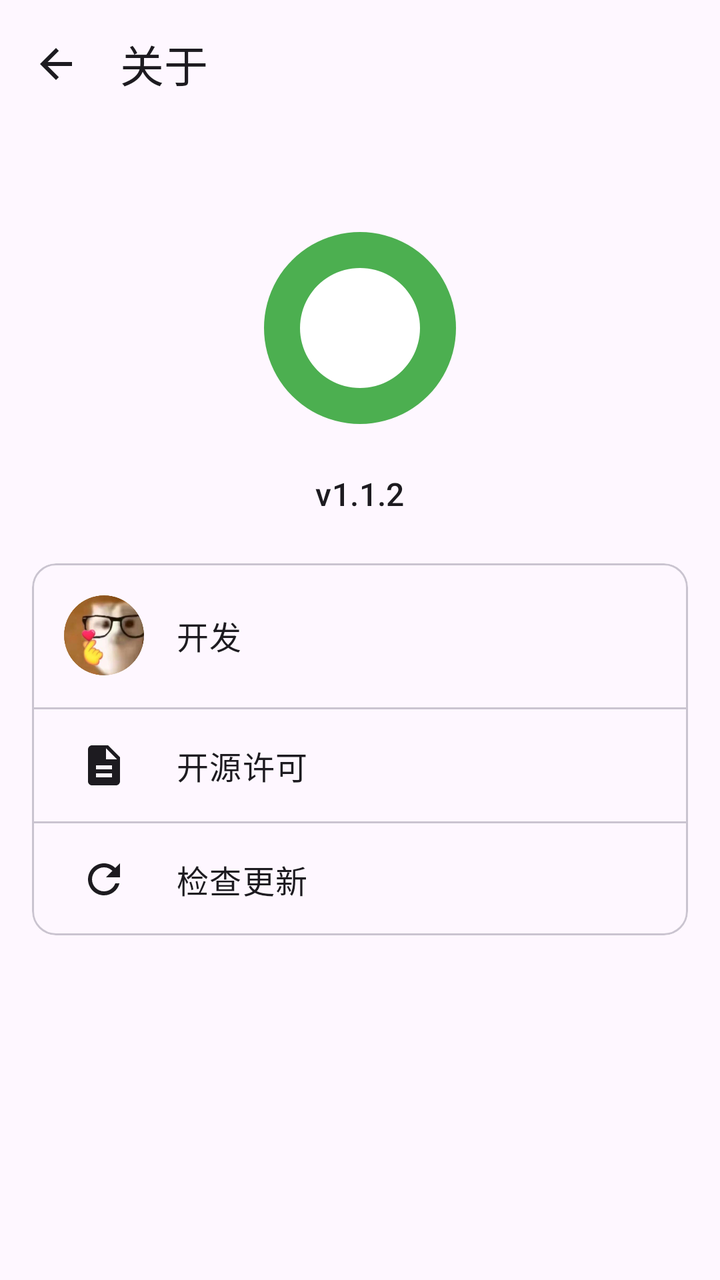
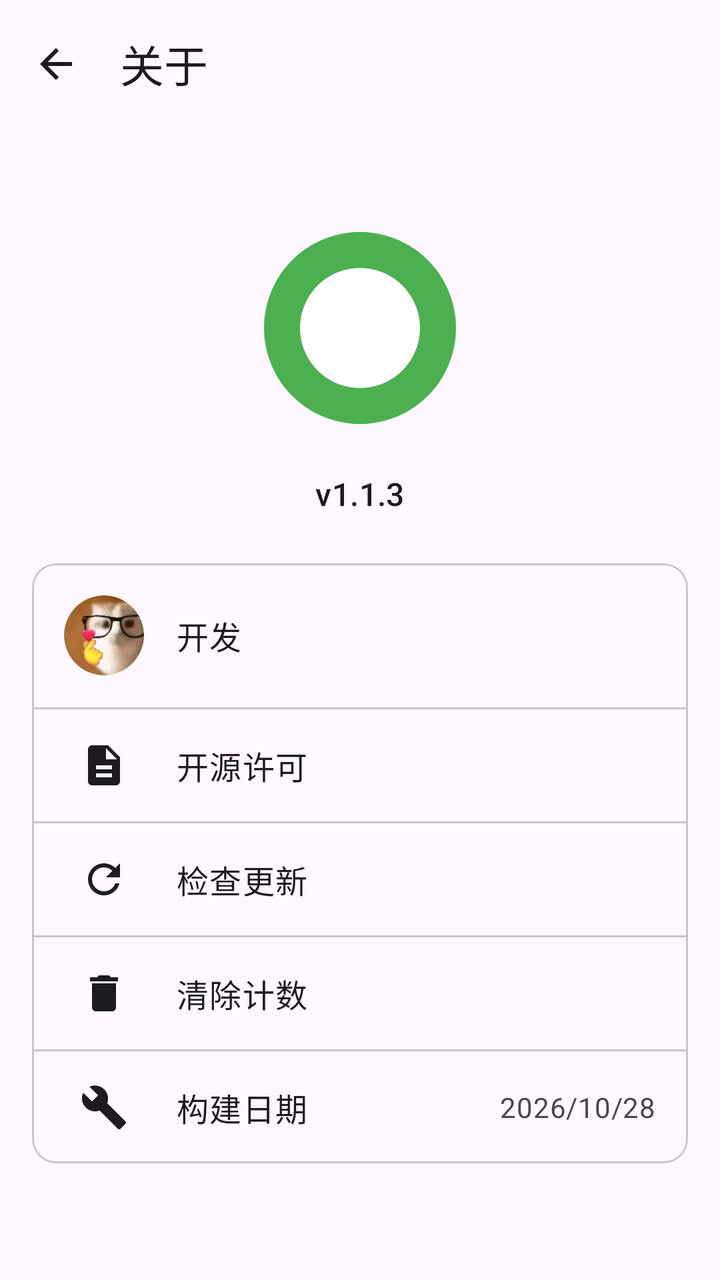

The first picture is an Android layout as it rendered before a commit; the second is the same layout after the commit. The layout source and the unified diff follow.
<!-- AndroidManifest.xml: application theme AppTheme -->
<!-- res/layout/activity_about.xml -->
<?xml version="1.0" encoding="utf-8"?>
<LinearLayout xmlns:android="http://schemas.android.com/apk/res/android"
    xmlns:app="http://schemas.android.com/apk/res-auto"
    android:layout_width="match_parent"
    android:layout_height="match_parent"
    android:background="?android:attr/colorBackground"
    android:orientation="vertical">

    <com.google.android.material.appbar.MaterialToolbar
        android:id="@+id/toolbar"
        android:layout_width="match_parent"
        android:layout_height="?attr/actionBarSize"
        app:navigationIcon="@drawable/ic_arrow_back"
        app:title="@string/about" />

    <ScrollView
        android:layout_width="match_parent"
        android:layout_height="match_parent">

        <LinearLayout
            android:layout_width="match_parent"
            android:layout_height="wrap_content"
            android:orientation="vertical"
            android:padding="16dp">

            <ImageView
                android:id="@+id/aboutImage"
                android:layout_width="120dp"
                android:layout_height="120dp"
                android:layout_gravity="center_horizontal"
                android:layout_marginTop="24dp"
                android:contentDescription="@string/about"
                android:scaleType="fitCenter"
                android:src="@drawable/center_image_default" />

            <TextView
                android:id="@+id/aboutImageCaption"
                android:layout_width="wrap_content"
                android:layout_height="wrap_content"
                android:layout_gravity="center_horizontal"
                android:layout_marginTop="12dp"
                android:text="@string/about_source_code"
                android:textAppearance="?attr/textAppearanceTitleMedium" />

            <com.google.android.material.card.MaterialCardView
                android:layout_width="match_parent"
                android:layout_height="wrap_content"
                android:layout_marginTop="24dp"
                app:cardCornerRadius="12dp"
                app:cardElevation="0dp">

                <LinearLayout
                    android:layout_width="match_parent"
                    android:layout_height="wrap_content"
                    android:orientation="vertical">

                    <LinearLayout
                        android:id="@+id/rowDeveloper"
                        android:layout_width="match_parent"
                        android:layout_height="wrap_content"
                        android:background="?attr/selectableItemBackground"
                        android:gravity="center_vertical"
                        android:orientation="horizontal"
                        android:padding="16dp">

                        <ImageView
                            android:layout_width="40dp"
                            android:layout_height="40dp"
                            android:contentDescription="@string/about_developer"
                            android:src="@drawable/about_avatar" />

                        <TextView
                            android:layout_width="0dp"
                            android:layout_height="wrap_content"
                            android:layout_marginStart="16dp"
                            android:layout_weight="1"
                            android:text="@string/about_developer"
                            android:textAppearance="?attr/textAppearanceBodyLarge" />
                    </LinearLayout>

                    <View
                        android:layout_width="match_parent"
                        android:layout_height="1dp"
                        android:background="?attr/colorOutlineVariant" />

                    <LinearLayout
                        android:id="@+id/rowLicense"
                        android:layout_width="match_parent"
                        android:layout_height="wrap_content"
                        android:background="?attr/selectableItemBackground"
                        android:gravity="center_vertical"
                        android:orientation="horizontal"
                        android:padding="16dp">

                        <ImageView
                            android:layout_width="24dp"
                            android:layout_height="24dp"
                            android:layout_marginStart="8dp"
                            android:contentDescription="@string/about_license"
                            android:src="@drawable/ic_description" />

                        <TextView
                            android:layout_width="0dp"
                            android:layout_height="wrap_content"
                            android:layout_marginStart="24dp"
                            android:layout_weight="1"
                            android:text="@string/about_license"
                            android:textAppearance="?attr/textAppearanceBodyLarge" />
                    </LinearLayout>

                    <View
                        android:layout_width="match_parent"
                        android:layout_height="1dp"
                        android:background="?attr/colorOutlineVariant" />

                    <LinearLayout
                        android:id="@+id/rowUpdate"
                        android:layout_width="match_parent"
                        android:layout_height="wrap_content"
                        android:background="?attr/selectableItemBackground"
                        android:gravity="center_vertical"
                        android:orientation="horizontal"
                        android:padding="16dp">

                        <ImageView
                            android:layout_width="24dp"
                            android:layout_height="24dp"
                            android:layout_marginStart="8dp"
                            android:contentDescription="@string/about_check_update"
                            android:src="@drawable/ic_refresh" />

                        <TextView
                            android:layout_width="0dp"
                            android:layout_height="wrap_content"
                            android:layout_marginStart="24dp"
                            android:layout_weight="1"
                            android:text="@string/about_check_update"
                            android:textAppearance="?attr/textAppearanceBodyLarge" />
                    </LinearLayout>
                </LinearLayout>
            </com.google.android.material.card.MaterialCardView>

            <TextView
                android:id="@+id/tvUpdateStatus"
                android:layout_width="match_parent"
                android:layout_height="wrap_content"
                android:layout_marginTop="8dp"
                android:gravity="center"
                android:textColor="?attr/colorPrimary"
                android:textSize="13sp"
                android:visibility="gone" />
        </LinearLayout>
    </ScrollView>
</LinearLayout>
<!-- resources referenced by this layout -->
<resources>
  <!-- drawable about_avatar: png bitmap (drawable, 94215 bytes) -->
  <!-- drawable center_image_default (drawable) -->
  <?xml version="1.0" encoding="utf-8"?>
  <vector xmlns:android="http://schemas.android.com/apk/res/android"
      android:width="200dp"
      android:height="200dp"
      android:viewportWidth="100"
      android:viewportHeight="100">
  
      <path
          android:fillColor="#4CAF50"
          android:pathData="M50,10a40,40 0 1,0 0.001,0z" />
  
      <path
          android:fillColor="#FFFFFF"
          android:pathData="M50,25a25,25 0 1,0 0.001,0z" />
  </vector>
  <!-- drawable ic_arrow_back (drawable) -->
  <vector xmlns:android="http://schemas.android.com/apk/res/android"
      android:width="24dp"
      android:height="24dp"
      android:viewportWidth="24"
      android:viewportHeight="24">
      <path
          android:fillColor="?attr/colorOnSurface"
          android:pathData="M20,11H7.83l5.59,-5.59L12,4l-8,8 8,8 1.41,-1.41L7.83,13H20v-2z"/>
  </vector>
  <!-- drawable ic_description (drawable) -->
  <vector xmlns:android="http://schemas.android.com/apk/res/android"
      android:width="24dp"
      android:height="24dp"
      android:viewportWidth="24"
      android:viewportHeight="24">
      <path
          android:fillColor="?attr/colorOnSurface"
          android:pathData="M14,2H6c-1.1,0 -1.99,0.9 -1.99,2L4,20c0,1.1 0.89,2 1.99,2H18c1.1,0 2,-0.9 2,-2V8l-6,-6zM16,18H8v-2h8v2zM16,14H8v-2h8v2zM13,9V3.5L18.5,9H13z"/>
  </vector>
  <!-- drawable ic_refresh (drawable) -->
  <vector xmlns:android="http://schemas.android.com/apk/res/android"
      android:width="24dp"
      android:height="24dp"
      android:viewportWidth="24"
      android:viewportHeight="24">
      <path
          android:fillColor="?attr/colorOnSurface"
          android:pathData="M17.65,6.35C16.2,4.9 14.21,4 12,4c-4.42,0 -7.99,3.58 -7.99,8s3.57,8 7.99,8c3.73,0 6.84,-2.55 7.73,-6h-2.08c-0.82,2.33 -3.04,4 -5.65,4 -3.31,0 -6,-2.69 -6,-6s2.69,-6 6,-6c1.66,0 3.14,0.69 4.22,1.78L13,11h7V4l-2.35,2.35z"/>
  </vector>
  <string name="about">关于</string>
  <string name="about_check_update">检查更新</string>
  <string name="about_developer">开发</string>
  <string name="about_license">开源许可</string>
  <string name="about_source_code">v1.1.2</string>
  <style name="AppTheme" parent="Theme.Material3.Light.NoActionBar">
          <item name="android:windowBackground">@android:color/white</item>
          <item name="android:statusBarColor">@android:color/white</item>
          <item name="android:windowLightStatusBar">true</item>
      </style>
</resources>

<!-- the commit's change to res/layout/activity_about.xml (unified diff, before → after) -->
@@ -23,6 +23,7 @@
             android:orientation="vertical"
             android:padding="16dp">
 
+            
             <ImageView
                 android:id="@+id/aboutImage"
                 android:layout_width="120dp"
@@ -33,6 +34,7 @@
                 android:scaleType="fitCenter"
                 android:src="@drawable/center_image_default" />
 
+            
             <TextView
                 android:id="@+id/aboutImageCaption"
                 android:layout_width="wrap_content"
@@ -54,6 +56,7 @@
                     android:layout_height="wrap_content"
                     android:orientation="vertical">
 
+                    
                     <LinearLayout
                         android:id="@+id/rowDeveloper"
                         android:layout_width="match_parent"
@@ -63,11 +66,13 @@
                         android:orientation="horizontal"
                         android:padding="16dp">
 
-                        <ImageView
+                        <com.google.android.material.imageview.ShapeableImageView
                             android:layout_width="40dp"
                             android:layout_height="40dp"
                             android:contentDescription="@string/about_developer"
-                            android:src="@drawable/about_avatar" />
+                            android:scaleType="centerCrop"
+                            android:src="@drawable/about_avatar"
+                            app:shapeAppearanceOverlay="@style/CircleImage" />
 
                         <TextView
                             android:layout_width="0dp"
@@ -83,6 +88,7 @@
                         android:layout_height="1dp"
                         android:background="?attr/colorOutlineVariant" />
 
+                    
                     <LinearLayout
                         android:id="@+id/rowLicense"
                         android:layout_width="match_parent"
@@ -113,6 +119,7 @@
                         android:layout_height="1dp"
                         android:background="?attr/colorOutlineVariant" />
 
+                    
                     <LinearLayout
                         android:id="@+id/rowUpdate"
                         android:layout_width="match_parent"
@@ -136,6 +143,75 @@
                             android:layout_weight="1"
                             android:text="@string/about_check_update"
                             android:textAppearance="?attr/textAppearanceBodyLarge" />
+                    </LinearLayout>
+
+                    <View
+                        android:layout_width="match_parent"
+                        android:layout_height="1dp"
+                        android:background="?attr/colorOutlineVariant" />
+
+                    
+                    <LinearLayout
+                        android:id="@+id/rowClearCount"
+                        android:layout_width="match_parent"
+                        android:layout_height="wrap_content"
+                        android:background="?attr/selectableItemBackground"
+                        android:gravity="center_vertical"
+                        android:orientation="horizontal"
+                        android:padding="16dp">
+
+                        <ImageView
+                            android:layout_width="24dp"
+                            android:layout_height="24dp"
+                            android:layout_marginStart="8dp"
+                            android:contentDescription="@string/clear_count"
+                            android:src="@drawable/ic_delete" />
+
+                        <TextView
+                            android:layout_width="0dp"
+                            android:layout_height="wrap_content"
+                            android:layout_marginStart="24dp"
+                            android:layout_weight="1"
+                            android:text="@string/clear_count"
+                            android:textAppearance="?attr/textAppearanceBodyLarge" />
+                    </LinearLayout>
+
+                    <View
+                        android:layout_width="match_parent"
+                        android:layout_height="1dp"
+                        android:background="?attr/colorOutlineVariant" />
+
+                    
+                    <LinearLayout
+                        android:id="@+id/rowBuildDate"
+                        android:layout_width="match_parent"
+                        android:layout_height="wrap_content"
+                        android:gravity="center_vertical"
+                        android:orientation="horizontal"
+                        android:padding="16dp">
+
+                        <ImageView
+                            android:layout_width="24dp"
+                            android:layout_height="24dp"
+                            android:layout_marginStart="8dp"
+                            android:contentDescription="@string/build_date"
+                            android:src="@drawable/ic_build" />
+
+                        <TextView
+                            android:layout_width="0dp"
+                            android:layout_height="wrap_content"
+                            android:layout_marginStart="24dp"
+                            android:layout_weight="1"
+                            android:text="@string/build_date"
+                            android:textAppearance="?attr/textAppearanceBodyLarge" />
+
+                        <TextView
+                            android:id="@+id/tvBuildDate"
+                            android:layout_width="wrap_content"
+                            android:layout_height="wrap_content"
+                            android:text="@string/build_date_value"
+                            android:textAppearance="?attr/textAppearanceBodyMedium"
+                            android:textColor="?android:attr/textColorSecondary" />
                     </LinearLayout>
                 </LinearLayout>
             </com.google.android.material.card.MaterialCardView>
<!-- resource entries referenced after the edit -->
@@ -27,6 +27,26 @@
           android:fillColor="?attr/colorOnSurface"
           android:pathData="M20,11H7.83l5.59,-5.59L12,4l-8,8 8,8 1.41,-1.41L7.83,13H20v-2z"/>
   </vector>
+  <!-- drawable ic_build (drawable) -->
+  <vector xmlns:android="http://schemas.android.com/apk/res/android"
+      android:width="24dp"
+      android:height="24dp"
+      android:viewportWidth="24"
+      android:viewportHeight="24">
+      <path
+          android:fillColor="?attr/colorOnSurface"
+          android:pathData="M22.7,19l-9.1,-9.1c0.9,-2.3 0.4,-5 -1.5,-6.9 -2,-2 -5,-2.4 -7.4,-1.3L9,6 6,9 1.6,4.7C0.4,7.1 0.9,10.1 2.9,12.1c1.9,1.9 4.6,2.4 6.9,1.5l9.1,9.1c0.4,0.4 1,0.4 1.4,0l2.3,-2.3c0.5,-0.4 0.5,-1.1 0.1,-1.4z"/>
+  </vector>
+  <!-- drawable ic_delete (drawable) -->
+  <vector xmlns:android="http://schemas.android.com/apk/res/android"
+      android:width="24dp"
+      android:height="24dp"
+      android:viewportWidth="24"
+      android:viewportHeight="24">
+      <path
+          android:fillColor="?attr/colorOnSurface"
+          android:pathData="M6,19c0,1.1 0.9,2 2,2h8c1.1,0 2,-0.9 2,-2V7H6v12zM19,4h-3.5l-1,-1h-5l-1,1H5v2h14V4z"/>
+  </vector>
   <!-- drawable ic_description (drawable) -->
   <vector xmlns:android="http://schemas.android.com/apk/res/android"
       android:width="24dp"
@@ -51,7 +71,14 @@
   <string name="about_check_update">检查更新</string>
   <string name="about_developer">开发</string>
   <string name="about_license">开源许可</string>
-  <string name="about_source_code">v1.1.2</string>
+  <string name="about_source_code">v1.1.3</string>
+  <string name="build_date">构建日期</string>
+  <string name="build_date_value">2026/10/28</string>
+  <string name="clear_count">清除计数</string>
+  <style name="CircleImage">
+          <item name="cornerFamily">rounded</item>
+          <item name="cornerSize">50%</item>
+      </style>
   <style name="AppTheme" parent="Theme.Material3.Light.NoActionBar">
           <item name="android:windowBackground">@android:color/white</item>
           <item name="android:statusBarColor">@android:color/white</item>
